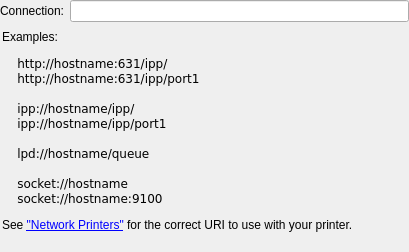
The window that add-printer/ChooseUri.ui (KDE/print-manager) describes before a commit, drawn with Qt 5.
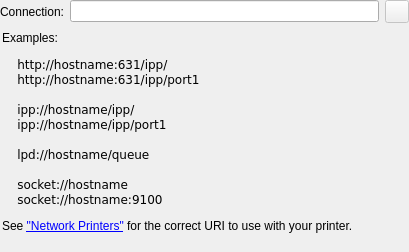
The same window after the commit. Custom widgets are drawn as their Qt base class.

Diff of the .ui file:
```diff
--- a/add-printer/ChooseUri.ui
+++ b/add-printer/ChooseUri.ui
@@ -34,7 +34,18 @@
     </widget>
    </item>
    <item row="0" column="1">
-    <widget class="KLineEdit" name="addressLE"/>
+    <layout class="QHBoxLayout" name="horizontalLayout_3">
+     <item>
+      <widget class="KLineEdit" name="addressLE"/>
+     </item>
+     <item>
+      <widget class="QToolButton" name="searchTB">
+       <property name="enabled">
+        <bool>false</bool>
+       </property>
+      </widget>
+     </item>
+    </layout>
    </item>
    <item row="1" column="0" colspan="2">
     <widget class="QLabel" name="label">
```
